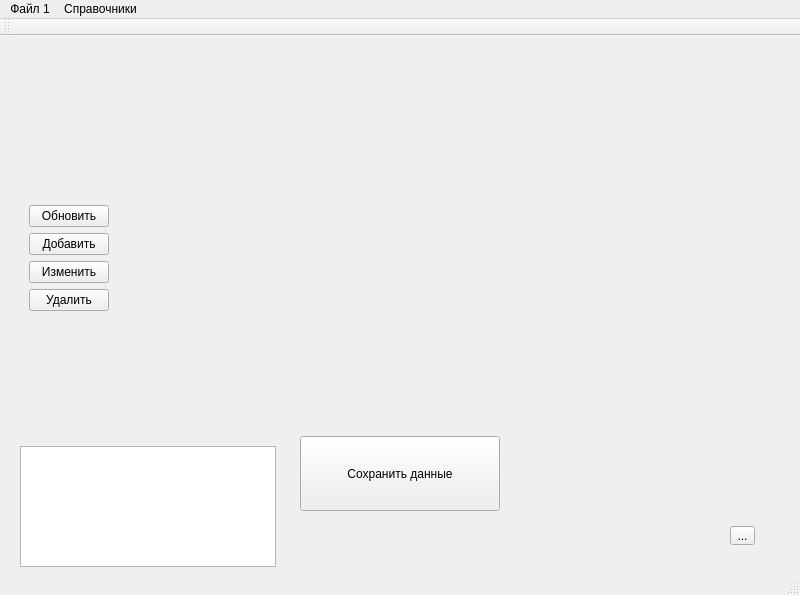
Above: src/views/main_window/_main_window.ui from vvchigirev/Endo before the change. Below: the same form after it.
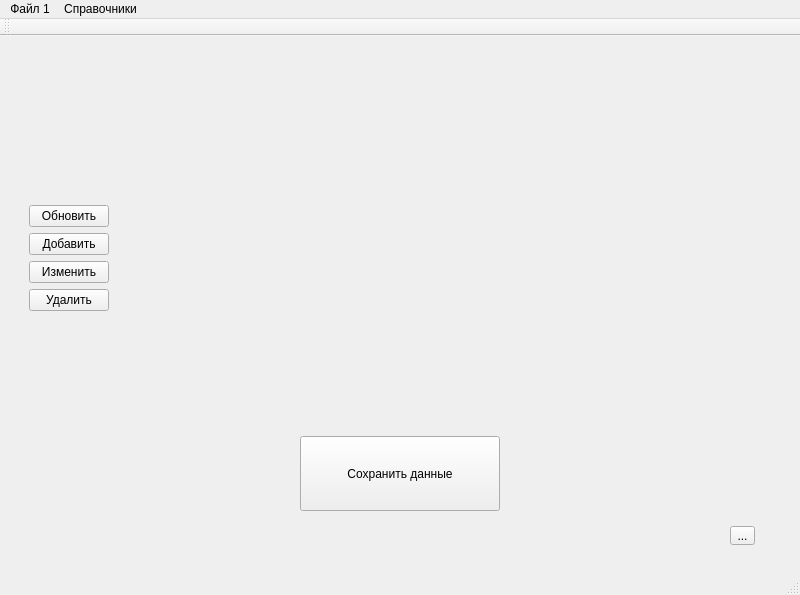
That is the form after the change.

Commit message: ENDO-46. В главной форме добавил пунк меню справочника Эндоскопий

Patch:
```diff
--- a/src/views/main_window/_main_window.ui
+++ b/src/views/main_window/_main_window.ui
@@ -40,16 +40,6 @@
      <string>Сохранить данные</string>
     </property>
    </widget>
-   <widget class="QColumnView" name="columnView">
-    <property name="geometry">
-     <rect>
-      <x>20</x>
-      <y>410</y>
-      <width>256</width>
-      <height>121</height>
-     </rect>
-    </property>
-   </widget>
    <widget class="QWidget" name="widget" native="true">
     <property name="geometry">
      <rect>
@@ -97,18 +87,18 @@
        </layout>
       </widget>
      </item>
-     <item row="0" column="1">
-      <layout class="QVBoxLayout" name="layoutContaner">
-       <property name="spacing">
-        <number>0</number>
+     <item row="1" column="0">
+      <spacer name="verticalSpacer">
+       <property name="orientation">
+        <enum>Qt::Vertical</enum>
        </property>
-       <property name="sizeConstraint">
-        <enum>QLayout::SetFixedSize</enum>
+       <property name="sizeHint" stdset="0">
+        <size>
+         <width>20</width>
+         <height>40</height>
+        </size>
        </property>
-       <property name="leftMargin">
-        <number>5</number>
-       </property>
-      </layout>
+      </spacer>
      </item>
     </layout>
    </widget>
```
Left out of the diff: 24 changed lines with no effect on the pictures. The commit also changes 1 other file.
